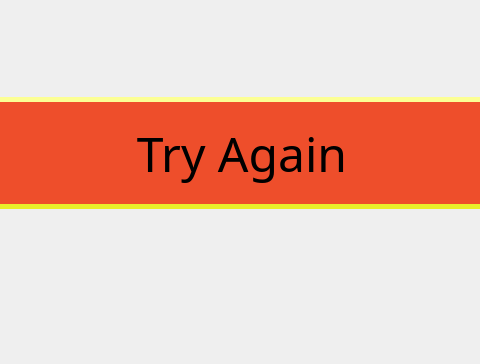
This is gameover.ui in Youssef-ayman55/Chicken-Invaders as Qt 5 draws it before an edit; both pictures show x 139 to 619 and y 123 to 487 of the 819 by 487 pixel window. The edited form follows.
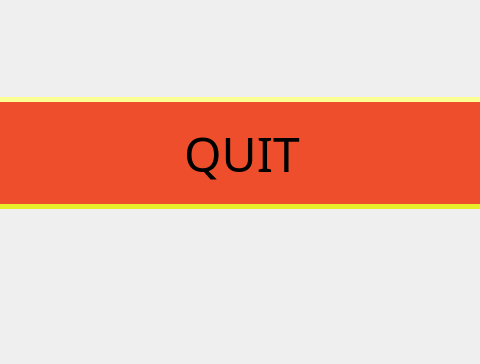
This is the edited form. Icons and pictures are not drawn.

```diff
--- a/gameover.ui
+++ b/gameover.ui
@@ -268,7 +268,7 @@
 </string>
    </property>
    <property name="text">
-    <string>Try Again</string>
+    <string>QUIT</string>
    </property>
    <property name="icon">
     <iconset theme="computer"/>
```
